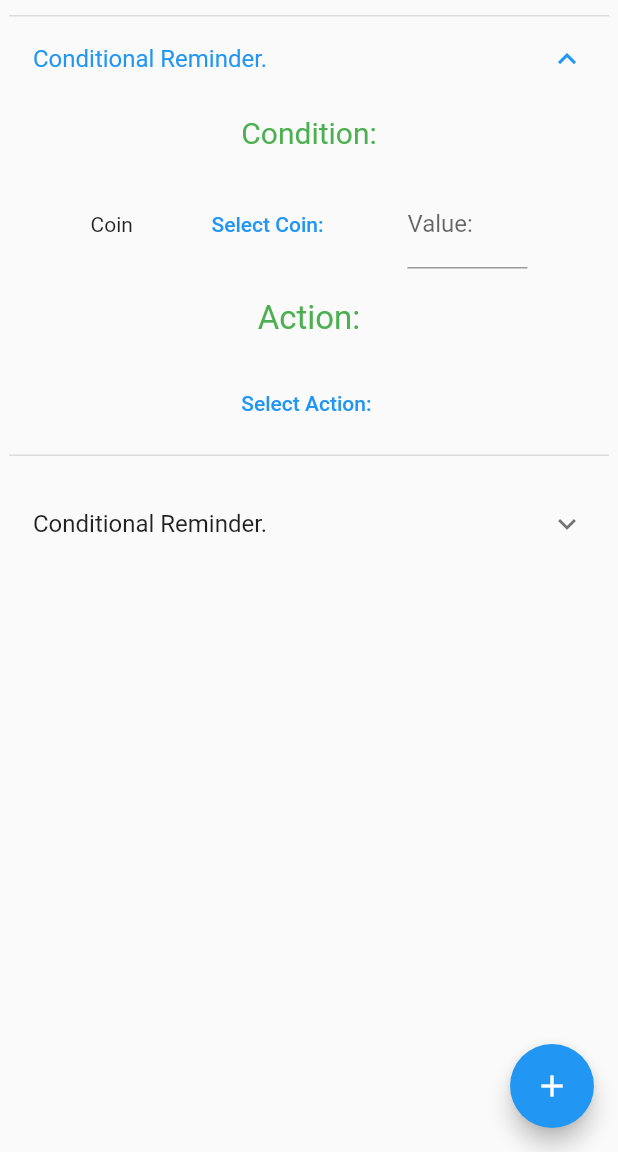
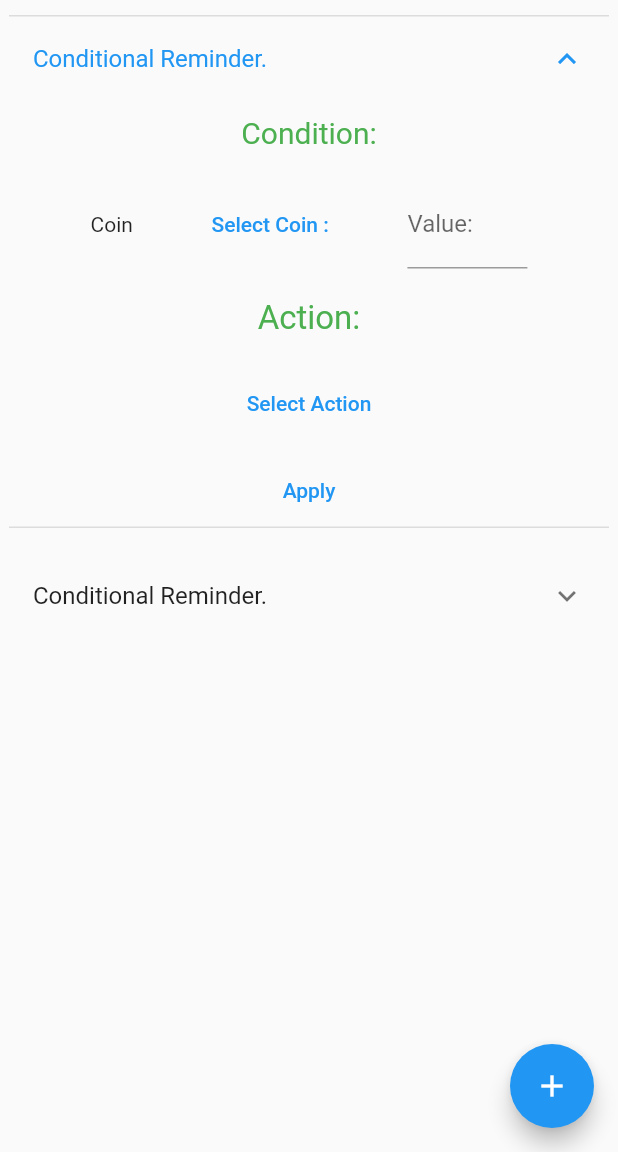
Before and after one commit to ShpresimMuja/GR, a Flutter app: the screen it shows after launch, after a tap on "Conditional Reminder.", after a tap on the "add" icon, on a phone screen of 412 x 824 dp, the part 84-1236 px from its top. Run offline on Flutter 3.47's test engine with Material 2 defaults, Android fonts, the phone set to English and light mode, and no system bars; our stand-ins replace basic_utils; network calls fail.

Commit message:
The App is quite there now

```diff
--- a/myapp/lib/C_AppBar.dart
+++ b/myapp/lib/C_AppBar.dart
@@ -1,3 +1,4 @@
+import 'package:basic_utils/basic_utils.dart';
 import 'package:flutter/material.dart';
 import 'C_Card.dart';
 
@@ -8,13 +9,14 @@ class C_AppBar extends StatefulWidget {
 
 class _C_AppBarState extends State<C_AppBar> {
   var cards = List.of(<Widget>[C_Card()]);
+  var items = List.generate(1, (index) => 'Item ${index + 1}');
 
   @override
   Widget build(BuildContext context) {
     return Scaffold(
       appBar: AppBar(
         title: Center(child: Text("ConReminder")),
-         backgroundColor: Colors.white,
+        backgroundColor: Colors.white,
         iconTheme: IconThemeData(color: Colors.black87),
         elevation: 0,
       ),
@@ -45,20 +47,33 @@ class _C_AppBarState extends State<C_AppBar> {
       ),
       body: ListView.builder(
           itemCount: cards.length,
-          itemBuilder: (context, index) => cards[index]
-            ),
+          itemBuilder: (context, index) {
+            final item = items[index];
+
+            return Dismissible(
+              key: Key(item),
+
+              onDismissed: (direction) {
+                setState(() {
+                  items.removeAt(index);
+                  cards.removeAt(index);
+                });
+                // Then show a snackbar.
+                ScaffoldMessenger.of(context)
+                    .showSnackBar(SnackBar(content: Text('$item dismissed')));
+              },
+              // Show a red background as the item is swiped away.
+              background: Container(color: Colors.red),
+              child: cards[index],
+            );
+          }),
       floatingActionButton: FloatingActionButton(
         onPressed: () {
           setState(() {
-
-              cards.add(C_Card()
-
-
-
-              );
-
+            cards.add(C_Card());
+            var index = items.length;
+            items.add('Item ${index + 1}');
           });
-
         },
         tooltip: 'Update Text',
         child: Icon(Icons.add),
--- a/myapp/lib/C_Card.dart
+++ b/myapp/lib/C_Card.dart
@@ -1,7 +1,6 @@
 import 'package:flutter/material.dart';
 import 'ChooseModalBottomSheet.dart';
 import 'ItemsCard.dart';
-import 'ActionCard.dart';
 
 class C_Card extends StatefulWidget {
   @override
@@ -9,12 +8,32 @@ class C_Card extends StatefulWidget {
 }
 
 class _C_CardState extends State<C_Card> {
-  @override
-  BuildContext cont;
+  String name;
+  UniqueKey tileKey;
+
+  void nameCallback() {}
+  ChooseModalBottomSheet condition;
+  ChooseModalBottomSheet action;
+  double Value;
+
+  ItemsCard card;
 
   @override
   void initState() {
     super.initState();
+
+    Value = 0.0;
+
+    condition =
+        ChooseModalBottomSheet(name: 'Select Coin :', child: ItemsCard());
+
+    action = ChooseModalBottomSheet(
+        name: 'Select Action',
+        child: Column(children: [
+          actionButton('Notify'),
+          actionButton('Email'),
+          actionButton('Alarm')
+        ]));
   }
 
   Widget build(BuildContext context) {
@@ -22,6 +41,10 @@ class _C_CardState extends State<C_Card> {
       child: Padding(
         padding: EdgeInsets.only(top: 10.0, left: 6.0, right: 6.0, bottom: 6.0),
         child: ExpansionTile(
+          maintainState: true,
+          onExpansionChanged: (bool open) {
+            setState(() {});
+          },
           title: Text('Conditional Reminder.'),
           children: [
             Container(
@@ -36,16 +59,17 @@ class _C_CardState extends State<C_Card> {
                     mainAxisAlignment: MainAxisAlignment.spaceEvenly,
                     children: <Widget>[
                       Text("Coin"),
-                      ChooseModalBottomSheet(
-                        name: 'Select Coin: ',
-                        child: ItemsCard(cont: context),
-                      ),
+                      condition,
                       SizedBox(
                           width: 80,
                           child: TextField(
+                            keyboardType: TextInputType.number,
                             decoration: InputDecoration(labelText: 'Value:'),
                             //autofocus: true,
                             onTap: () {},
+                            onSubmitted: (value) {
+                              Value = double.tryParse(value);
+                            },
                           )),
                     ])),
             Container(
@@ -54,20 +78,19 @@ class _C_CardState extends State<C_Card> {
                     padding: EdgeInsets.all(10),
                     child: Text("Action:",
                         style: TextStyle(fontSize: 22, color: Colors.green)))),
-            Padding(
-                padding: EdgeInsets.all(10),
-                child: ChooseModalBottomSheet(
-                    name: 'Select Action: ',
-                    child: Column(children: [
-                      actionButton('Notify'),
-                      actionButton('Email'),
-                      actionButton('Alarm')
-                    ]))),
+            Padding(padding: EdgeInsets.all(10), child: action),
+            Center(
+              child: TextButton(
+                child: Text('Apply'),
+                onPressed: () {
+                  print(Value);
+                },
+              ),
+            ),
           ],
         ),
       ),
     );
-  }
   }
 
   Widget actionButton(String name) {
@@ -75,7 +98,12 @@ Widget actionButton(String name) {
         child: TextButton(
       child: Text(name),
       onPressed: () {
-      print('Hello World');
+        setState(() {
+          Navigator.pop(context, name);
+        });
       },
     ));
   }
+}
+
+class GetData {}
--- a/myapp/lib/ChooseModalBottomSheet.dart
+++ b/myapp/lib/ChooseModalBottomSheet.dart
@@ -1,5 +1,6 @@
 import 'package:flutter/cupertino.dart';
 import 'package:flutter/material.dart';
+import 'ItemsCard.dart';
 
 class ChooseModalBottomSheet extends StatefulWidget {
   String name;
@@ -10,33 +11,47 @@ class ChooseModalBottomSheet extends StatefulWidget {
 
   @override
   _ChooseModalBottomSheetState createState() => _ChooseModalBottomSheetState();
+  String GetData() {
+    print('Hello world');
+    return this.name;
+  }
 }
 
 class _ChooseModalBottomSheetState extends State<ChooseModalBottomSheet> {
-  String name;
-  Widget child;
-
+  String LocalName;
   void initState() {
     super.initState();
-    this.name = widget.name;
-    this.child = widget.child;
+
+    LocalName = widget.name;
   }
 
   @override
   Widget build(BuildContext context) {
     return TextButton(
-      child: Text(name),
+      key: UniqueKey(),
+      child: Text(widget.name),
       onPressed: () {
         showModalBottomSheet(
             context: context,
             isScrollControlled: true,
             builder: (context) => ListView(
+                  key: UniqueKey(),
                   scrollDirection: Axis.vertical,
-                  children: [ShowBotSheetLayout(name, context), child],
+                  children: [
+                    ShowBotSheetLayout(LocalName, context),
+                    widget.child
+                  ],
                 )).then((value) {
           setState(() {
-            if (value != 'close') {
-              name = value;
+            if (value.runtimeType == String) {
+              if (value != 'close') {
+                widget.name = value;
+              }
+            }
+            if (value.runtimeType == CryptoData) {
+              CryptoData c;
+              c = value;
+              widget.name = c.name;
             }
           });
         });
@@ -47,10 +62,10 @@ class _ChooseModalBottomSheetState extends State<ChooseModalBottomSheet> {
 
 Widget ShowBotSheetLayout(String name, BuildContext context) {
   return Padding(
-      padding: EdgeInsets.all(20),
+      padding: EdgeInsets.fromLTRB(20, 60, 20, 20),
       child: Row(mainAxisAlignment: MainAxisAlignment.spaceBetween, children: [
         Text(
-          "$name",
+          name,
           style: TextStyle(
               fontSize: 20, color: Colors.blue, fontWeight: FontWeight.bold),
         ),
--- a/myapp/pubspec.yaml
+++ b/myapp/pubspec.yaml
@@ -26,6 +26,7 @@ dependencies:
   typicons_flutter: ^0.2.1
   http: ^0.13.3
   basic_utils: ^3.1.0
+  shared_preferences: ^2.0.8
 
 
   # The following adds the Cupertino Icons font to your application.
```
Also changed, not shown: myapp/lib/ItemsCard.dart (+2 -8 lines), myapp/pubspec.lock. Lines whose indentation alone changed are shown as unchanged.
